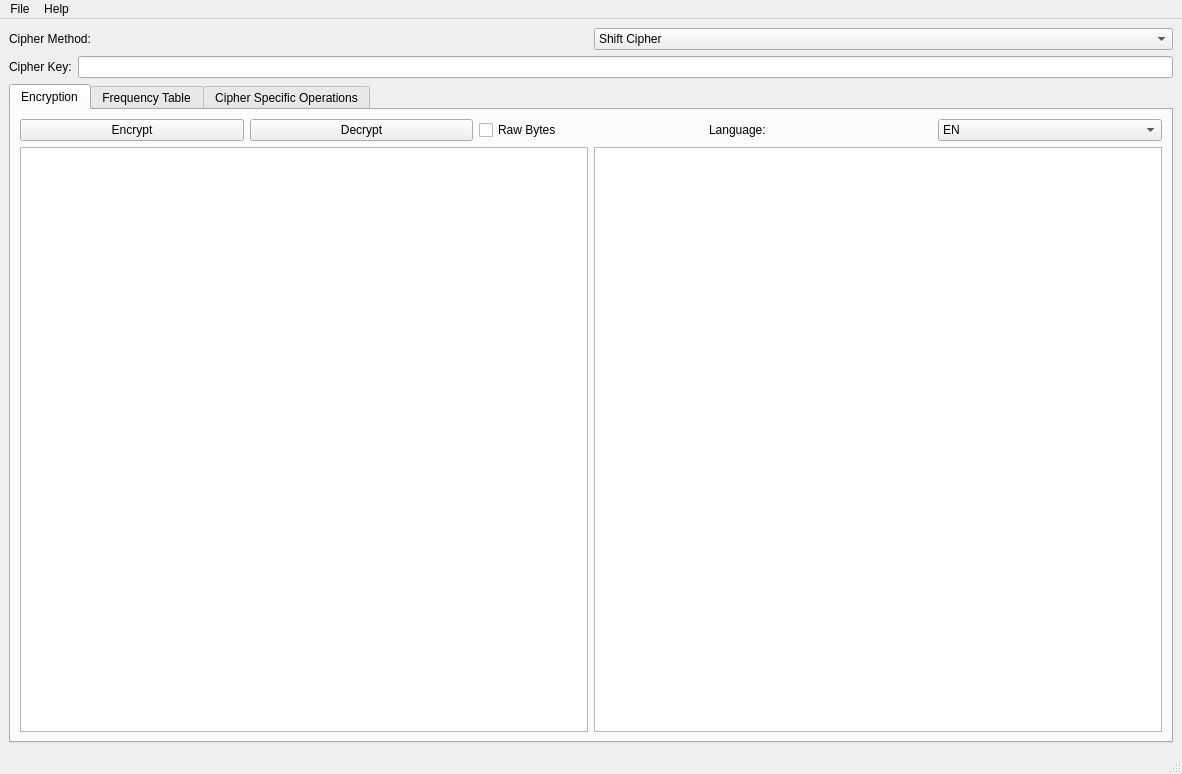
This is apps/forms/math_crypto.ui in petliukh/cryptography as Qt 5 draws it before an edit. The edited form follows.
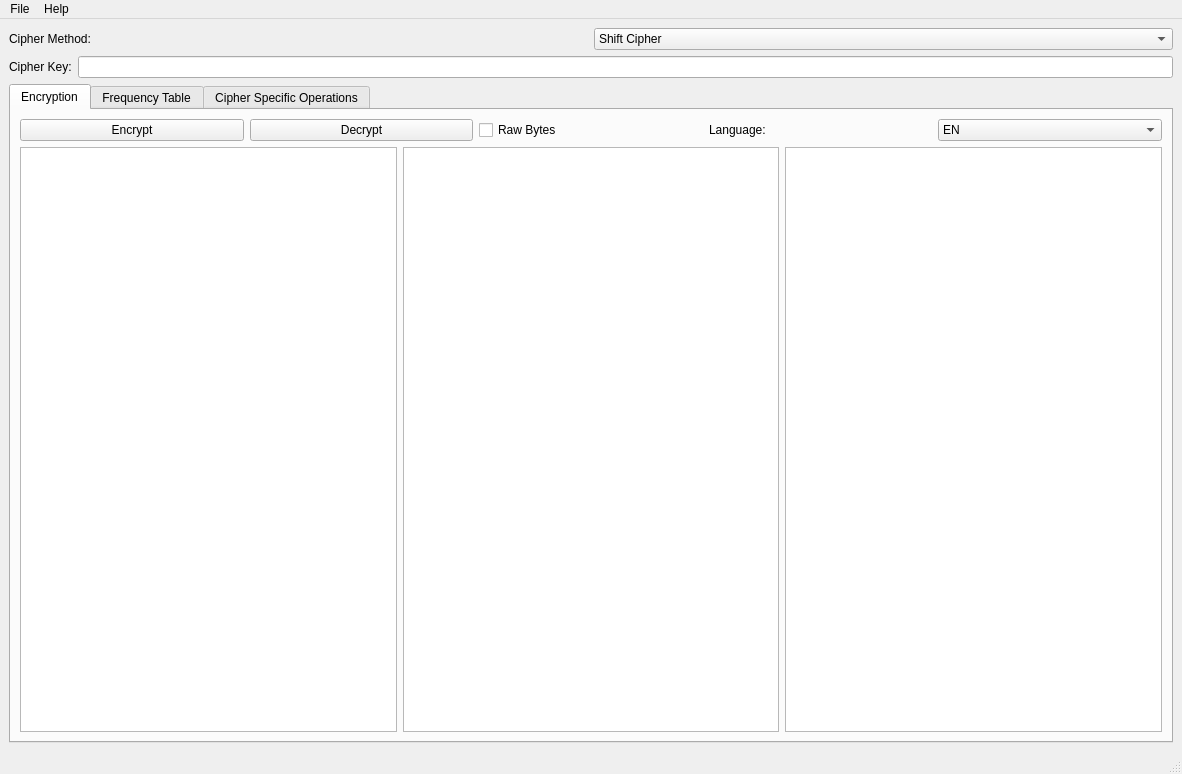
This is the edited form.

Commit message: Implement menu bar button slots

The edit to the form file:
```diff
--- a/apps/forms/math_crypto.ui
+++ b/apps/forms/math_crypto.ui
@@ -130,6 +130,9 @@
           <item>
            <widget class="QPlainTextEdit" name="encrypted_txt_edit"/>
           </item>
+          <item>
+           <widget class="QPlainTextEdit" name="decrypted_txt_edit"/>
+          </item>
          </layout>
         </item>
        </layout>
```
The commit also changes 3 other files.
